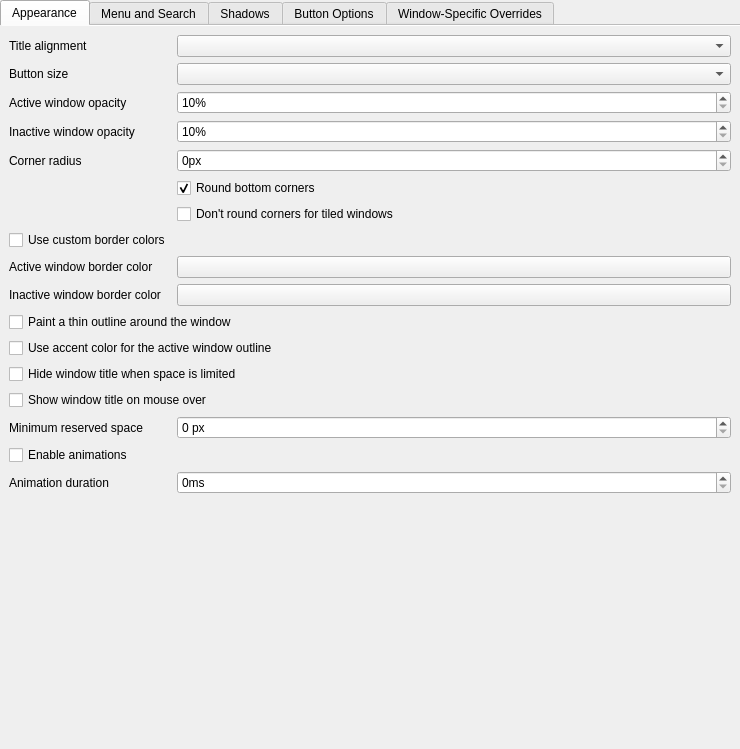
Above: src/kcm/config.ui from guiodic/material-decoration before the change. Below: the same form after it.
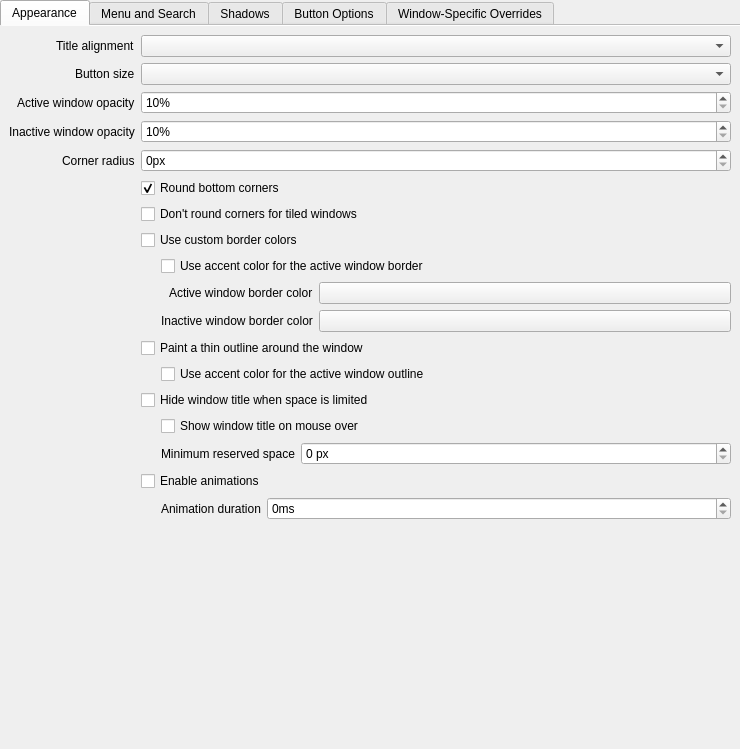
That is the form after the change. Custom widgets are drawn as their Qt base class.

Commit message: KCM: Align controls and support accent-colored active borders (#358)

```diff
--- a/src/kcm/config.ui
+++ b/src/kcm/config.ui
@@ -39,6 +39,12 @@
        <string>Appearance</string>
       </attribute>
       <layout class="QFormLayout" name="formLayout">
+       <property name="labelAlignment">
+        <set>Qt::AlignRight|Qt::AlignVCenter</set>
+       </property>
+       <property name="formAlignment">
+        <set>Qt::AlignHCenter|Qt::AlignTop</set>
+       </property>
        <item row="0" column="0">
         <widget class="QLabel" name="label">
          <property name="text">
@@ -139,77 +145,134 @@
          </property>
         </widget>
        </item>
-       <item row="7" column="0">
+       <item row="7" column="1">
         <widget class="QCheckBox" name="kcfg_UseCustomBorderColors">
          <property name="text">
           <string>Use custom border colors</string>
          </property>
         </widget>
        </item>
-       <item row="8" column="0">
+       <item row="8" column="1">
+        <layout class="QHBoxLayout" name="kcfg_ActiveBorderColorIndentLayout">
+         <item>
+          <spacer name="kcfg_ActiveBorderColorIndentSpacer">
+           <property name="orientation"><enum>Qt::Horizontal</enum></property>
+           <property name="sizeType"><enum>QSizePolicy::Fixed</enum></property>
+           <property name="sizeHint" stdset="0"><size><width>20</width><height>0</height></size></property>
+          </spacer>
+         </item>
+         <item>
+          <layout class="QFormLayout" name="kcfg_ActiveBorderColorFormLayout">
+           <property name="labelAlignment"><set>Qt::AlignRight|Qt::AlignVCenter</set></property>
+           <item row="0" column="0" colspan="2">
+            <widget class="QCheckBox" name="kcfg_ActiveBorderUsesAccent">
+             <property name="text">
+              <string>Use accent color for the active window border</string>
+             </property>
+            </widget>
+           </item>
+           <item row="1" column="0">
         <widget class="QLabel" name="label_11">
          <property name="text">
           <string>Active window border color</string>
          </property>
         </widget>
        </item>
-       <item row="8" column="1">
+           <item row="1" column="1">
         <widget class="KColorButton" name="kcfg_ActiveBorderColor">
          <property name="alphaChannelEnabled">
           <bool>false</bool>
          </property>
         </widget>
        </item>
-       <item row="9" column="0">
+           <item row="2" column="0">
         <widget class="QLabel" name="label_12">
          <property name="text">
           <string>Inactive window border color</string>
          </property>
         </widget>
        </item>
-       <item row="9" column="1">
+           <item row="2" column="1">
         <widget class="KColorButton" name="kcfg_InactiveBorderColor">
          <property name="alphaChannelEnabled">
           <bool>false</bool>
          </property>
         </widget>
        </item>
-       <item row="10" column="0" colspan="2">
+          </layout>
+         </item>
+        </layout>
+       </item>
+       <item row="10" column="1">
         <widget class="QCheckBox" name="kcfg_OutlineActive">
          <property name="text">
           <string>Paint a thin outline around the window</string>
          </property>
         </widget>
        </item>
-       <item row="11" column="0" colspan="2">
+       <item row="11" column="1">
+        <layout class="QHBoxLayout" name="kcfg_ActiveOutlineUsesAccentIndentLayout">
+         <item>
+          <spacer name="kcfg_ActiveOutlineUsesAccentIndentSpacer">
+           <property name="orientation"><enum>Qt::Horizontal</enum></property>
+           <property name="sizeType"><enum>QSizePolicy::Fixed</enum></property>
+           <property name="sizeHint" stdset="0"><size><width>20</width><height>0</height></size></property>
+          </spacer>
+         </item>
+         <item>
         <widget class="QCheckBox" name="kcfg_ActiveOutlineUsesAccent">
          <property name="text">
           <string>Use accent color for the active window outline</string>
          </property>
         </widget>
        </item>
-       <item row="12" column="0" colspan="2">
+        </layout>
+       </item>
+       <item row="12" column="1">
         <widget class="QCheckBox" name="kcfg_HideCaptionWhenLimitedSpace">
          <property name="text">
           <string>Hide window title when space is limited</string>
          </property>
         </widget>
        </item>
-       <item row="13" column="0" colspan="2">
+       <item row="13" column="1">
+        <layout class="QHBoxLayout" name="kcfg_ShowCaptionOnHoverIndentLayout">
+         <item>
+          <spacer name="kcfg_ShowCaptionOnHoverIndentSpacer">
+           <property name="orientation"><enum>Qt::Horizontal</enum></property>
+           <property name="sizeType"><enum>QSizePolicy::Fixed</enum></property>
+           <property name="sizeHint" stdset="0"><size><width>20</width><height>0</height></size></property>
+          </spacer>
+         </item>
+         <item>
         <widget class="QCheckBox" name="kcfg_ShowCaptionOnHover">
          <property name="text">
           <string>Show window title on mouse over</string>
          </property>
         </widget>
        </item>
-       <item row="14" column="0">
+        </layout>
+       </item>
+       <item row="14" column="1">
+        <layout class="QHBoxLayout" name="kcfg_MinWidthForCaptionIndentLayout">
+         <item>
+          <spacer name="kcfg_MinWidthForCaptionIndentSpacer">
+           <property name="orientation"><enum>Qt::Horizontal</enum></property>
+           <property name="sizeType"><enum>QSizePolicy::Fixed</enum></property>
+           <property name="sizeHint" stdset="0"><size><width>20</width><height>0</height></size></property>
+          </spacer>
+         </item>
+         <item>
+          <layout class="QFormLayout" name="kcfg_MinWidthForCaptionFormLayout">
+           <property name="labelAlignment"><set>Qt::AlignRight|Qt::AlignVCenter</set></property>
+           <item row="0" column="0">
         <widget class="QLabel" name="label_minWidthForCaption">
          <property name="text">
           <string>Minimum reserved space</string>
          </property>
         </widget>
        </item>
-       <item row="14" column="1">
+           <item row="0" column="1">
         <widget class="QSpinBox" name="kcfg_MinWidthForCaption">
          <property name="suffix">
           <string> px</string>
@@ -222,21 +285,37 @@
          </property>
         </widget>
        </item>
-       <item row="15" column="0" colspan="2">
+          </layout>
+         </item>
+        </layout>
+       </item>
+       <item row="15" column="1">
         <widget class="QCheckBox" name="kcfg_AnimationsEnabled">
          <property name="text">
           <string>Enable animations</string>
          </property>
         </widget>
        </item>
-       <item row="16" column="0">
+       <item row="16" column="1">
+        <layout class="QHBoxLayout" name="kcfg_AnimationsDurationIndentLayout">
+         <item>
+          <spacer name="kcfg_AnimationsDurationIndentSpacer">
+           <property name="orientation"><enum>Qt::Horizontal</enum></property>
+           <property name="sizeType"><enum>QSizePolicy::Fixed</enum></property>
+           <property name="sizeHint" stdset="0"><size><width>20</width><height>0</height></size></property>
+          </spacer>
+         </item>
+         <item>
+          <layout class="QFormLayout" name="kcfg_AnimationsDurationFormLayout">
+           <property name="labelAlignment"><set>Qt::AlignRight|Qt::AlignVCenter</set></property>
+           <item row="0" column="0">
         <widget class="QLabel" name="label_9">
          <property name="text">
           <string>Animation duration</string>
          </property>
         </widget>
        </item>
-       <item row="16" column="1">
+           <item row="0" column="1">
         <widget class="QSpinBox" name="kcfg_AnimationsDuration">
          <property name="suffix">
           <string>ms</string>
@@ -250,6 +329,10 @@
         </widget>
        </item>
       </layout>
+         </item>
+        </layout>
+       </item>
+      </layout>
      </widget>
      <widget class="QWidget" name="menuSearchTab">
       <attribute name="title">
```
Left out of the diff: 122 changed lines with no effect on the pictures. Lines whose indentation alone changed are shown as unchanged. The commit also changes 13 other files.
